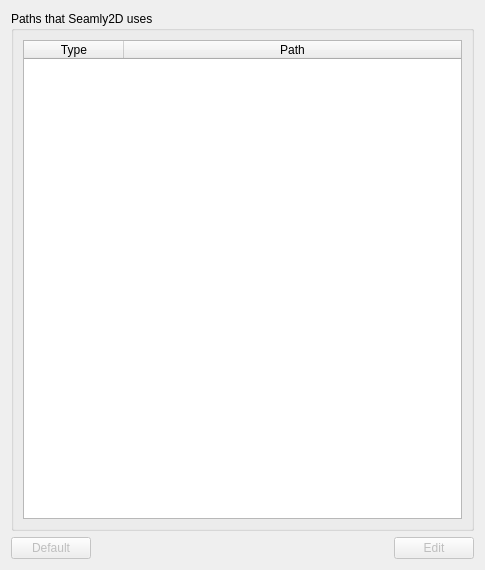
This is src/app/seamly2d/dialogs/configpages/preferencespathpage.ui in FashionFreedom/Seamly2D as Qt 5 draws it before an edit. The edited form follows.
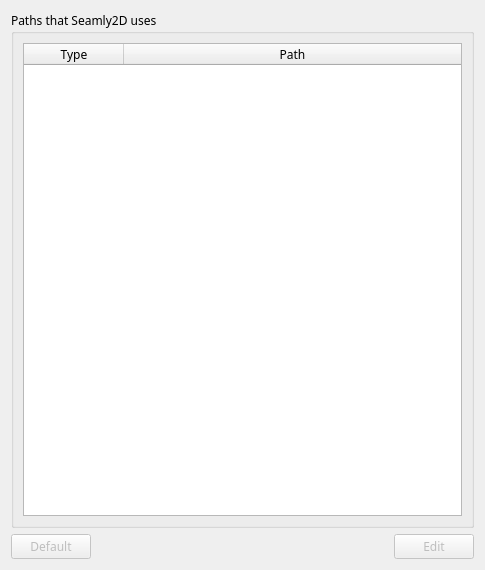
This is the edited form.

Commit message:
Fix some preference issues with the scrolling speed and layout
Fixes issue when scrolling before setting scrolling speed pref.
Should fix some preference dialogs layout spacing with Linux builds

```diff
--- a/src/app/seamly2d/dialogs/configpages/preferencespathpage.ui
+++ b/src/app/seamly2d/dialogs/configpages/preferencespathpage.ui
@@ -28,6 +28,12 @@
   <layout class="QVBoxLayout" name="verticalLayout_2">
    <item>
     <widget class="QGroupBox" name="groupBox">
+     <property name="font">
+      <font>
+       <family>MS Shell Dlg 2 UI</family>
+       <pointsize>9</pointsize>
+      </font>
+     </property>
      <property name="title">
       <string>Paths that Seamly2D uses</string>
      </property>
@@ -80,6 +86,12 @@
          <verstretch>0</verstretch>
         </sizepolicy>
        </property>
+       <property name="font">
+        <font>
+         <family>MS Shell Dlg 2 UI</family>
+         <pointsize>9</pointsize>
+        </font>
+       </property>
        <property name="text">
         <string>Default</string>
        </property>
@@ -109,6 +121,12 @@
          <verstretch>0</verstretch>
         </sizepolicy>
        </property>
+       <property name="font">
+        <font>
+         <family>MS Shell Dlg 2 UI</family>
+         <pointsize>9</pointsize>
+        </font>
+       </property>
        <property name="text">
         <string>Edit</string>
        </property>
```
The commit also changes 6 other files.
